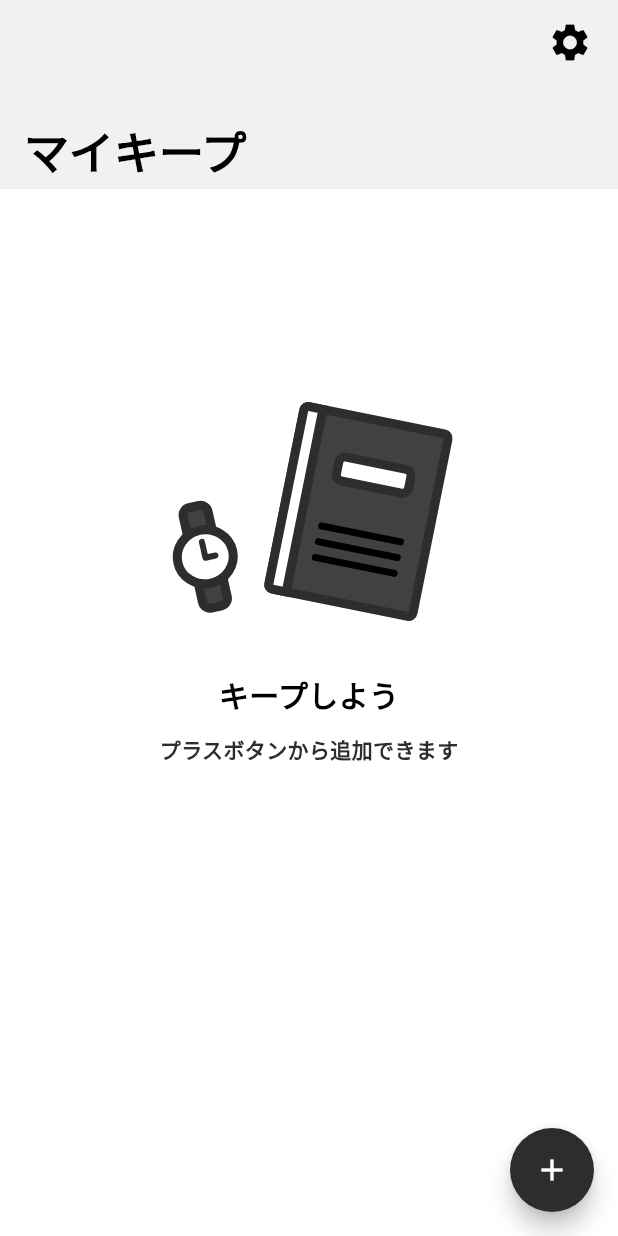
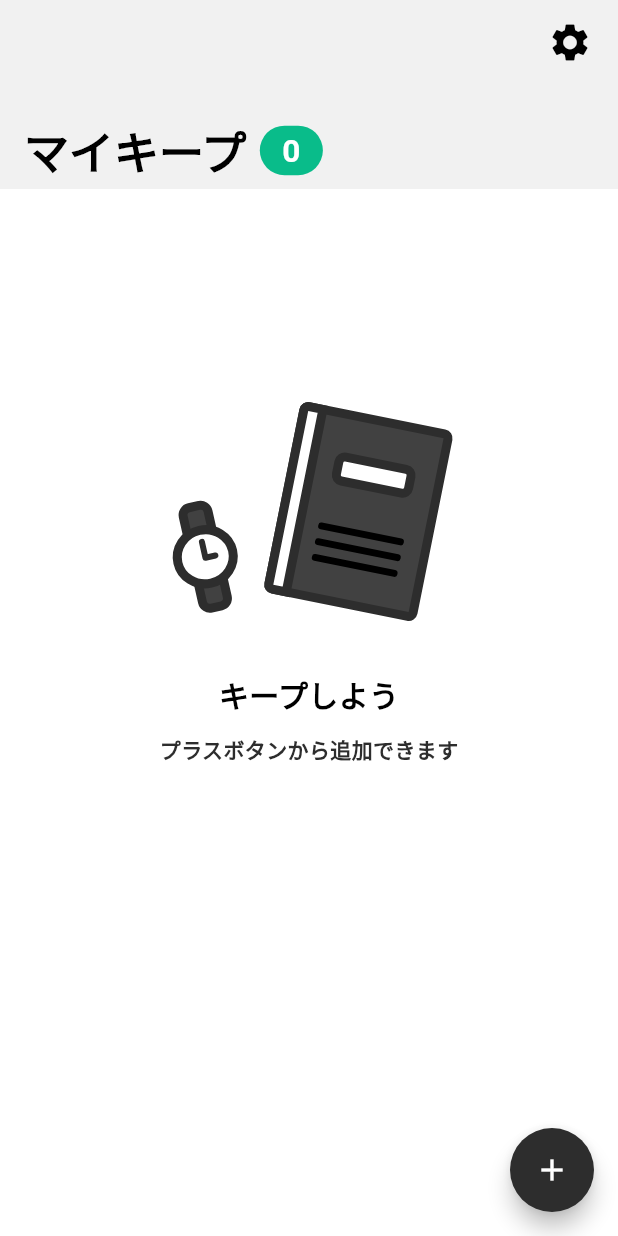
Before and after one commit to emusute1212/MyKeep, a Flutter app: the screen it shows after launch, on a phone screen of 412 x 824 dp. Run offline on Flutter 3.47's test engine with Material 3 defaults, Android fonts, the phone set to English and light mode, and no system bars; our stand-ins replace cached_network_image, drift, flutter_hooks, flutter_svg, flutter_svg_provider, freezed_annotation and 2 more; missing offline and left inert: metadata_fetch, receive_sharing_intent; accounts and stored records are empty; generated files the repository leaves out were written again.

Commit message:
feat: キープ数の表示実装

```diff
--- a/lib/app.dart
+++ b/lib/app.dart
@@ -94,19 +94,46 @@ class App extends HookConsumerWidget {
                       ),
                     ),
                   ],
-                  flexibleSpace: const FlexibleSpaceBar(
-                    titlePadding: EdgeInsets.only(
+                  flexibleSpace: FlexibleSpaceBar(
+                    titlePadding: const EdgeInsets.only(
                       right: 16,
                       left: 16,
                       bottom: 7,
                     ),
-                    title: Text(
+                    title: Row(
+                      children: [
+                        const Text(
                           "マイキープ",
                           style: TextStyle(
                             color: Color(0xFF000000),
                             fontSize: 20,
                             fontWeight: FontWeight.w700,
                           ),
+                        ),
+                        const SizedBox(
+                          width: 6,
+                        ),
+                        Wrap(children: [
+                          Container(
+                            padding: const EdgeInsets.symmetric(
+                              horizontal: 10,
+                              vertical: 2,
+                            ),
+                            decoration: BoxDecoration(
+                              color: const Color(0xFF09BC8A),
+                              borderRadius: BorderRadius.circular(100),
+                            ),
+                            child: Text(
+                              state.items.length.toString(),
+                              style: const TextStyle(
+                                color: Colors.white,
+                                fontSize: 14,
+                                fontWeight: FontWeight.w600,
+                              ),
+                            ),
+                          ),
+                        ])
+                      ],
                     ),
                   ),
                 ),
```
Lines whose indentation alone changed are shown as unchanged.
